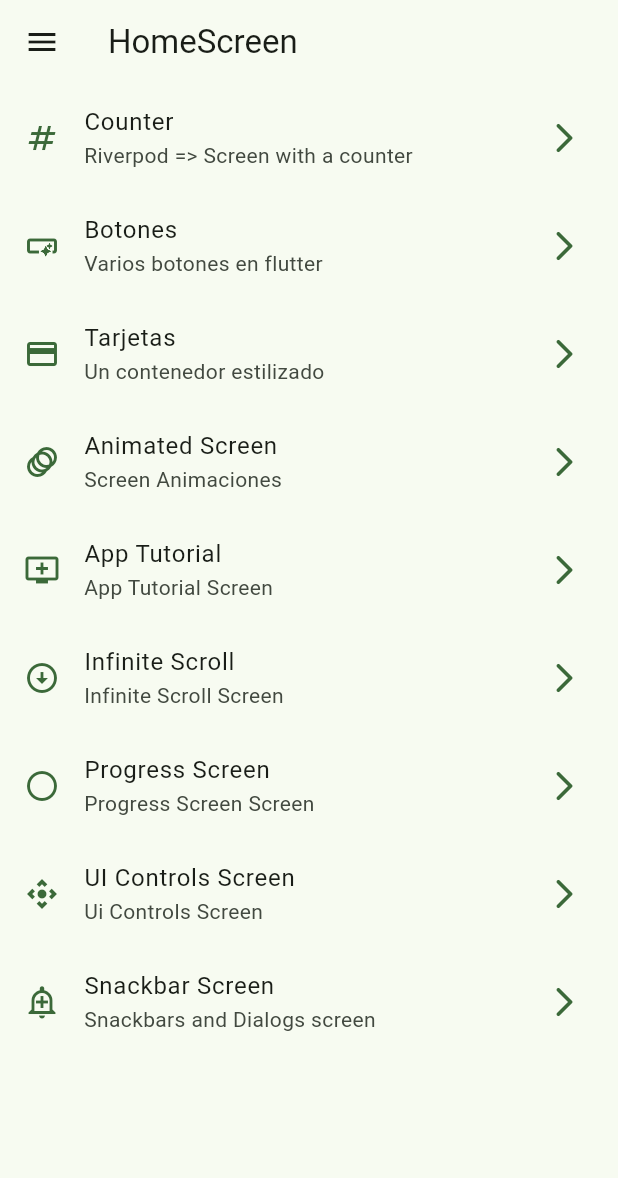
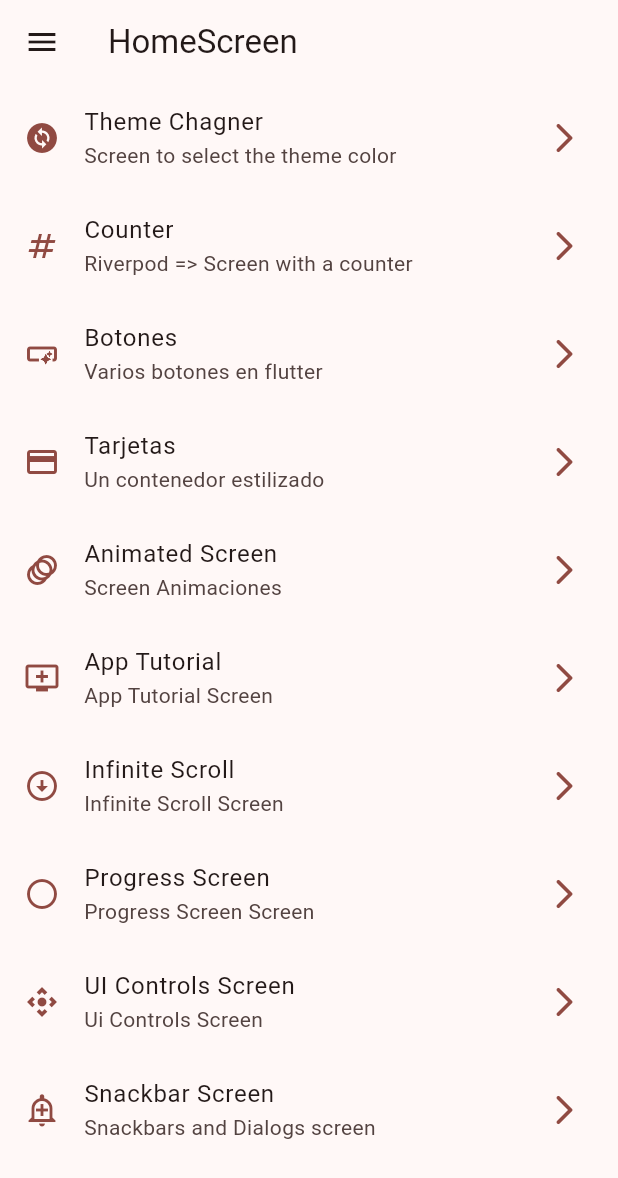
Before and after one commit to mikeonoff09/widgets-app, a Flutter app: the screen it shows after launch, on a phone screen of 412 x 824 dp. Shown: the top 1178 px of the screen. Run offline on Flutter 3.47's test engine with Material 2 defaults, Android fonts, the phone set to English and light mode, and no system bars; our stand-ins replace flutter_riverpod, go_router.

Commit message:
Added theme changer screen and provider, bef. SN

```diff
--- a/lib/config/menu/menu_items.dart
+++ b/lib/config/menu/menu_items.dart
@@ -15,6 +15,12 @@ class MenuItem {
 }
 
 const appMenuItems = <MenuItem>[
+  MenuItem(
+    title: "Theme Chagner",
+    subtitle: 'Screen to select the theme color',
+    link: '/theme_changer',
+    icon: Icons.change_circle,
+  ),
   MenuItem(
     title: "Counter",
     subtitle: 'Riverpod => Screen with a counter',
--- a/lib/config/router/app_router.dart
+++ b/lib/config/router/app_router.dart
@@ -55,6 +55,11 @@ final appRouter = GoRouter(
       name: UiControlsScreen.name,
       builder: (context, state) => const UiControlsScreen(),
     ),
+    GoRoute(
+      path: AppRoutes.themeChanger,
+      name: ThemeChanger.name,
+      builder: (context, state) => const ThemeChanger(),
+    ),
   ],
 );
 
@@ -69,4 +74,5 @@ class AppRoutes {
   static const String progress = '/progress';
   static const String snackbars = '/snackbars';
   static const String uiControls = '/ui_controls';
+  static const String themeChanger = '/theme_changer';
 }
--- a/lib/config/theme/app_theme.dart
+++ b/lib/config/theme/app_theme.dart
@@ -1,34 +1,31 @@
 import 'package:flutter/material.dart';
 
-const colorList = <Color>[
-  Colors.green,
-  Colors.pinkAccent,
-  Colors.blueAccent,
-  Colors.black54,
-  Colors.greenAccent,
-  Colors.deepOrangeAccent,
-];
+const colorList = Colors.primaries;
+
+// const colorList = <Color>[
+//   Colors.green,
+//   Colors.pinkAccent,
+//   Colors.blueAccent,
+//   Colors.black54,
+//   Colors.greenAccent,
+//   Colors.deepOrangeAccent,
+// ];
 
 class AppTheme {
   final int selectedColor;
+  final bool isDarkMode;
 
-  AppTheme({this.selectedColor = 0})
+  AppTheme({this.selectedColor = 0, this.isDarkMode = false})
       : assert(selectedColor >= 0, 'Selected colors must be >= 0'),
         assert(selectedColor < colorList.length,
             'Selected colors must be < ${colorList.length}');
 
   ThemeData getTheme() => ThemeData(
         useMaterial3: true,
+        brightness: isDarkMode ? Brightness.dark : Brightness.light,
         colorSchemeSeed: colorList[selectedColor],
         appBarTheme: const AppBarTheme(
           centerTitle: false,
         ),
       );
-  // ThemeData getDarkTheme() => ThemeData(
-  //       useMaterial3: true,
-  //       colorSchemeSeed: colorList[selectedColor],
-  //       appBarTheme: const AppBarTheme(
-  //         centerTitle: false,
-  //       ),
-  //     );
 }
--- a/lib/main.dart
+++ b/lib/main.dart
@@ -2,18 +2,24 @@ import 'package:flutter/material.dart';
 import 'package:flutter_riverpod/flutter_riverpod.dart';
 import 'package:widgets_app/config/router/app_router.dart';
 import 'package:widgets_app/config/theme/app_theme.dart';
+import 'package:widgets_app/presentation/providers/theme_provider.dart';
 
 void main() {
   runApp(const ProviderScope(child: MainApp()));
 }
 
-class MainApp extends StatelessWidget {
+class MainApp extends ConsumerWidget {
   const MainApp({super.key});
 
   @override
-  Widget build(BuildContext context) {
+  Widget build(BuildContext context, WidgetRef ref) {
+    final isDarkMode = ref.watch(isDarkModeProvider);
+    final colorindex = ref.watch(selectedColorIndex);
     return MaterialApp.router(
-      theme: AppTheme(selectedColor: 0).getTheme(),
+      theme: AppTheme(
+        selectedColor: colorindex,
+        isDarkMode: isDarkMode,
+      ).getTheme(),
       routerConfig: appRouter,
     );
   }
--- a/lib/presentation/providers/theme_provider.dart
+++ b/lib/presentation/providers/theme_provider.dart
@@ -3,3 +3,5 @@
 import 'package:flutter_riverpod/flutter_riverpod.dart';
 
 final isDarkModeProvider = StateProvider((ref) =>  false);
+
+final selectedColorIndex = StateProvider((ref) => 0);
--- a/lib/presentation/screens/counter/counter_screen.dart
+++ b/lib/presentation/screens/counter/counter_screen.dart
@@ -12,10 +12,10 @@ class CounterScreen extends ConsumerWidget {
   @override
   Widget build(BuildContext context, WidgetRef ref) {
     final tapCounter = ref.watch(counterProvider);
-    final isDarkMode = ref.watch(isDarkModeProvider);
+    // final isDarkMode = ref.watch(isDarkModeProvider);
     return Scaffold(
       appBar: AppBar(
-        title: Text('Riverpod Counter'),
+        title: const Text('Riverpod Counter'),
         actions: [
           IconButton(
             icon: Icon(
--- a/lib/presentation/screens/screens.dart
+++ b/lib/presentation/screens/screens.dart
@@ -6,4 +6,5 @@ export 'package:widgets_app/presentation/screens/home/home_screen.dart';
 export 'package:widgets_app/presentation/screens/infinite_scroll/infinite_scroll_screen.dart';
 export 'package:widgets_app/presentation/screens/progress/progress_screen.dart';
 export 'package:widgets_app/presentation/screens/snackbar/snackbar_screen.dart';
+export 'package:widgets_app/presentation/screens/theme_changer/theme_changer.dart';
 export 'package:widgets_app/presentation/screens/ui_controls/ui_controls_screen.dart';
```
Also changed, not shown: lib/presentation/screens/theme_changer/theme_changer.dart (added, +58 -0 lines).
